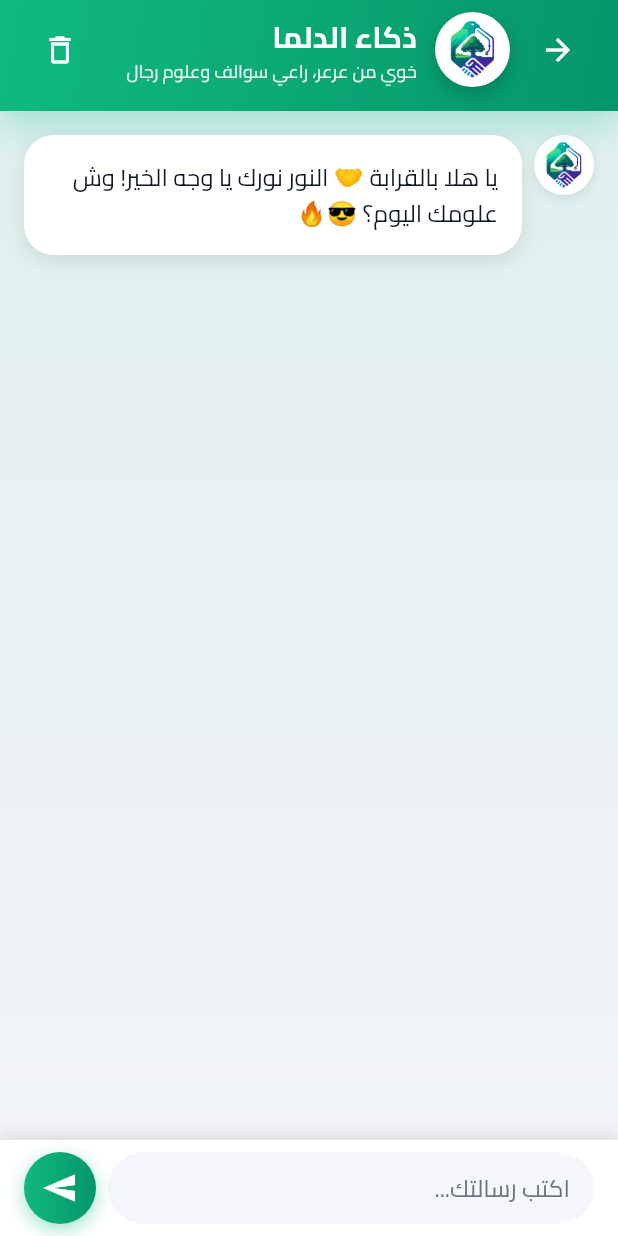
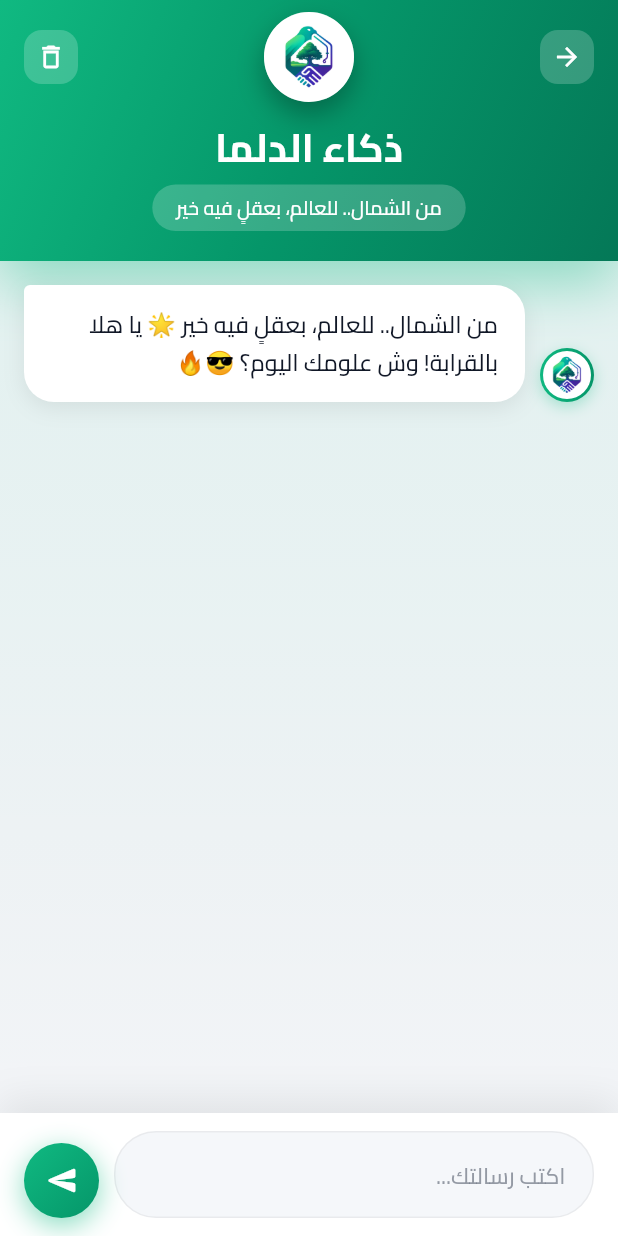
Before and after one commit to kkkrraamm/aldlma, a Flutter app: the DalmaAIPage screen opened directly, on a phone screen of 412 x 824 dp. Run offline on Flutter 3.47's test engine with Material 3 defaults, Android fonts, the phone set to English and light mode, and no system bars; our stand-ins replace cached_network_image, device_info_plus, firebase_core, firebase_messaging, fl_chart, flutter_local_notifications and 10 more; accounts and stored records are empty; network calls fail.

Commit message:
feat: modernize Dalma AI chat UI with enhanced design
- Updated header with centered logo and better layout
- Enhanced message bubbles with modern corners and shadows
- Improved input field with better styling and borders
- Added Hero animation for logo
- Better spacing and visual hierarchy
- Enhanced gradients and shadows throughout

```diff
--- a/lib/dalma_ai_page.dart
+++ b/lib/dalma_ai_page.dart
@@ -55,7 +55,7 @@ class _DalmaAIPageState extends State<DalmaAIPage> with TickerProviderStateMixin
       setState(() {
         _messages.add({
           'role': 'assistant',
-          'content': 'يا هلا بالقرابة 🤝 النور نورك يا وجه الخير! وش علومك اليوم؟ 😎🔥',
+          'content': 'من الشمال.. للعالم، بعقلٍ فيه خير 🌟 يا هلا بالقرابة! وش علومك اليوم؟ 😎🔥',
           'timestamp': DateTime.now().toIso8601String(),
         });
       });
@@ -82,13 +82,14 @@ class _DalmaAIPageState extends State<DalmaAIPage> with TickerProviderStateMixin
     _saveMessages();
 
     try {
-      // إرسال للباك إند
+      // إرسال للباك إند مع Prompt ID
       final response = await http.post(
         Uri.parse('${ApiConfig.baseUrl}/api/dalma-ai/chat'),
         headers: {'Content-Type': 'application/json'},
         body: jsonEncode({
           'message': message,
           'history': _messages.take(_messages.length - 1).toList(),
+          'prompt_id': 'pmpt_68d9e5897e508193a8362567a7e2b1b30556320da57d2e9c',
         }),
       );
 
@@ -229,48 +230,67 @@ class _DalmaAIPageState extends State<DalmaAIPage> with TickerProviderStateMixin
 
   Widget _buildHeader(ThemeConfig theme) {
     return Container(
-      padding: EdgeInsets.only(
-        top: MediaQuery.of(context).padding.top + 8,
-        bottom: 16,
-        left: 16,
-        right: 16,
-      ),
       decoration: BoxDecoration(
-        gradient: const LinearGradient(
-          colors: [Color(0xFF10b981), Color(0xFF059669)],
+        gradient: LinearGradient(
+          colors: [
+            const Color(0xFF10b981),
+            const Color(0xFF059669),
+            const Color(0xFF047857),
+          ],
           begin: Alignment.topLeft,
           end: Alignment.bottomRight,
         ),
         boxShadow: [
           BoxShadow(
-            color: const Color(0xFF10b981).withOpacity(0.3),
-            blurRadius: 20,
-            offset: const Offset(0, 10),
+            color: const Color(0xFF10b981).withOpacity(0.4),
+            blurRadius: 30,
+            offset: const Offset(0, 15),
           ),
         ],
       ),
-      child: Row(
+      child: SafeArea(
+        bottom: false,
+        child: Padding(
+          padding: const EdgeInsets.fromLTRB(8, 8, 8, 20),
+          child: Column(
+            children: [
+              // الصف الأول: زر الرجوع واللوقو والحذف
+              Row(
                 children: [
                   IconButton(
-            icon: const Icon(Icons.arrow_back, color: Colors.white),
+                    icon: Container(
+                      padding: const EdgeInsets.all(8),
+                      decoration: BoxDecoration(
+                        color: Colors.white.withOpacity(0.2),
+                        borderRadius: BorderRadius.circular(12),
+                      ),
+                      child: const Icon(Icons.arrow_back, color: Colors.white, size: 20),
+                    ),
                     onPressed: () => Navigator.pop(context),
                   ),
-          const SizedBox(width: 8),
 
-          // لوقو الدلما
-          Container(
-            width: 50,
-            height: 50,
+                  const Spacer(),
+
+                  // لوقو الدلما مع تأثير
+                  Hero(
+                    tag: 'dalma_logo',
+                    child: Container(
+                      width: 60,
+                      height: 60,
                       decoration: BoxDecoration(
                         color: Colors.white,
                         shape: BoxShape.circle,
                         boxShadow: [
                           BoxShadow(
-                  color: Colors.black.withOpacity(0.2),
-                  blurRadius: 10,
-                  offset: const Offset(0, 5),
+                            color: Colors.black.withOpacity(0.3),
+                            blurRadius: 15,
+                            offset: const Offset(0, 8),
                           ),
                         ],
+                        border: Border.all(
+                          color: Colors.white.withOpacity(0.5),
+                          width: 3,
+                        ),
                       ),
                       child: ClipOval(
                         child: Image.asset(
@@ -279,36 +299,55 @@ class _DalmaAIPageState extends State<DalmaAIPage> with TickerProviderStateMixin
                         ),
                       ),
                     ),
+                  ),
 
-          const SizedBox(width: 12),
-          Expanded(
-            child: Column(
-              crossAxisAlignment: CrossAxisAlignment.start,
-              children: [
+                  const Spacer(),
+
+                  IconButton(
+                    icon: Container(
+                      padding: const EdgeInsets.all(8),
+                      decoration: BoxDecoration(
+                        color: Colors.white.withOpacity(0.2),
+                        borderRadius: BorderRadius.circular(12),
+                      ),
+                      child: const Icon(Icons.delete_outline, color: Colors.white, size: 20),
+                    ),
+                    onPressed: _clearChat,
+                  ),
+                ],
+              ),
+
+              const SizedBox(height: 12),
+
+              // العنوان والوصف
               Text(
                 'ذكاء الدلما',
                 style: GoogleFonts.cairo(
-                    fontSize: 20,
+                  fontSize: 26,
                   fontWeight: FontWeight.bold,
                   color: Colors.white,
+                  letterSpacing: 0.5,
                 ),
               ),
-                Text(
-                  'خوي من عرعر، راعي سوالف وعلوم رجال',
+              const SizedBox(height: 6),
+              Container(
+                padding: const EdgeInsets.symmetric(horizontal: 16, vertical: 6),
+                decoration: BoxDecoration(
+                  color: Colors.white.withOpacity(0.2),
+                  borderRadius: BorderRadius.circular(20),
+                ),
+                child: Text(
+                  'من الشمال.. للعالم، بعقلٍ فيه خير',
                   style: GoogleFonts.cairo(
-                    fontSize: 12,
-                    color: Colors.white.withOpacity(0.9),
+                    fontSize: 13,
+                    color: Colors.white,
+                    fontWeight: FontWeight.w500,
+                  ),
                 ),
               ),
             ],
           ),
         ),
-
-          IconButton(
-            icon: const Icon(Icons.delete_outline, color: Colors.white),
-            onPressed: _clearChat,
-          ),
-        ],
       ),
     );
   }
@@ -352,7 +391,7 @@ class _DalmaAIPageState extends State<DalmaAIPage> with TickerProviderStateMixin
           Padding(
             padding: const EdgeInsets.symmetric(horizontal: 40),
             child: Text(
-              'خوي من عرعر، راعي سوالف وعلوم رجال\nابدأ المحادثة الآن!',
+              'من الشمال.. للعالم، بعقلٍ فيه خير\nابدأ المحادثة الآن!',
               style: GoogleFonts.cairo(
                 fontSize: 16,
                 color: theme.textSecondaryColor,
@@ -372,22 +411,30 @@ class _DalmaAIPageState extends State<DalmaAIPage> with TickerProviderStateMixin
       padding: const EdgeInsets.only(bottom: 16),
       child: Row(
         mainAxisAlignment: isUser ? MainAxisAlignment.end : MainAxisAlignment.start,
-        crossAxisAlignment: CrossAxisAlignment.start,
+        crossAxisAlignment: CrossAxisAlignment.end,
         children: [
           if (!isUser) ...[
             Container(
-              width: 40,
-              height: 40,
+              width: 36,
+              height: 36,
               decoration: BoxDecoration(
-                color: Colors.white,
+                gradient: const LinearGradient(
+                  colors: [Color(0xFF10b981), Color(0xFF059669)],
+                ),
                 shape: BoxShape.circle,
                 boxShadow: [
                   BoxShadow(
-                    color: Colors.black.withOpacity(0.1),
-                    blurRadius: 5,
-                    offset: const Offset(0, 2),
+                    color: const Color(0xFF10b981).withOpacity(0.3),
+                    blurRadius: 8,
+                    offset: const Offset(0, 3),
                   ),
                 ],
+              ),
+              padding: const EdgeInsets.all(2),
+              child: Container(
+                decoration: const BoxDecoration(
+                  color: Colors.white,
+                  shape: BoxShape.circle,
                 ),
                 child: ClipOval(
                   child: Image.asset(
@@ -396,26 +443,34 @@ class _DalmaAIPageState extends State<DalmaAIPage> with TickerProviderStateMixin
                   ),
                 ),
               ),
-            const SizedBox(width: 8),
+            ),
+            const SizedBox(width: 10),
           ],
 
           Flexible(
             child: Container(
-              padding: const EdgeInsets.all(16),
+              padding: const EdgeInsets.symmetric(horizontal: 18, vertical: 14),
               decoration: BoxDecoration(
                 gradient: isUser
                     ? const LinearGradient(
                         colors: [Color(0xFF10b981), Color(0xFF059669)],
+                        begin: Alignment.topLeft,
+                        end: Alignment.bottomRight,
                       )
                     : null,
                 color: isUser ? null : (theme.isDarkMode ? const Color(0xFF1e293b) : Colors.white),
-                borderRadius: BorderRadius.circular(20),
+                borderRadius: BorderRadius.only(
+                  topLeft: Radius.circular(isUser ? 20 : 4),
+                  topRight: Radius.circular(isUser ? 4 : 20),
+                  bottomLeft: const Radius.circular(20),
+                  bottomRight: const Radius.circular(20),
+                ),
                 boxShadow: [
                   BoxShadow(
                     color: isUser
                         ? const Color(0xFF10b981).withOpacity(0.3)
-                        : Colors.black.withOpacity(theme.isDarkMode ? 0.3 : 0.1),
-                    blurRadius: 10,
+                        : Colors.black.withOpacity(theme.isDarkMode ? 0.2 : 0.08),
+                    blurRadius: 12,
                     offset: const Offset(0, 4),
                   ),
                 ],
@@ -423,27 +478,33 @@ class _DalmaAIPageState extends State<DalmaAIPage> with TickerProviderStateMixin
               child: Text(
                 message['content'],
                 style: GoogleFonts.cairo(
-                  fontSize: 16,
+                  fontSize: 15.5,
                   color: isUser ? Colors.white : theme.textPrimaryColor,
-                  height: 1.5,
+                  height: 1.6,
+                  fontWeight: FontWeight.w500,
                 ),
               ),
             ),
           ),
 
           if (isUser) ...[
-            const SizedBox(width: 8),
+            const SizedBox(width: 10),
             Container(
-              width: 40,
-              height: 40,
+              width: 36,
+              height: 36,
               decoration: BoxDecoration(
-                color: theme.primaryColor.withOpacity(0.2),
+                gradient: LinearGradient(
+                  colors: [
+                    theme.primaryColor.withOpacity(0.3),
+                    theme.primaryColor.withOpacity(0.2),
+                  ],
+                ),
                 shape: BoxShape.circle,
               ),
               child: Icon(
-                Icons.person,
+                Icons.person_rounded,
                 color: theme.primaryColor,
-                size: 24,
+                size: 20,
               ),
             ),
           ],
@@ -531,8 +592,8 @@ class _DalmaAIPageState extends State<DalmaAIPage> with TickerProviderStateMixin
   Widget _buildInputField(ThemeConfig theme) {
     return Container(
       padding: EdgeInsets.only(
-        bottom: MediaQuery.of(context).padding.bottom + 8,
-        top: 8,
+        bottom: MediaQuery.of(context).padding.bottom + 12,
+        top: 12,
         left: 16,
         right: 16,
       ),
@@ -540,33 +601,44 @@ class _DalmaAIPageState extends State<DalmaAIPage> with TickerProviderStateMixin
         color: theme.isDarkMode ? const Color(0xFF1e293b) : Colors.white,
         boxShadow: [
           BoxShadow(
-            color: Colors.black.withOpacity(0.1),
-            blurRadius: 10,
-            offset: const Offset(0, -5),
+            color: Colors.black.withOpacity(0.08),
+            blurRadius: 20,
+            offset: const Offset(0, -8),
           ),
         ],
       ),
       child: Row(
+        crossAxisAlignment: CrossAxisAlignment.end,
         children: [
           Expanded(
             child: Container(
-              padding: const EdgeInsets.symmetric(horizontal: 16),
+              constraints: const BoxConstraints(maxHeight: 120),
+              padding: const EdgeInsets.symmetric(horizontal: 18, vertical: 4),
               decoration: BoxDecoration(
                 color: theme.isDarkMode ? const Color(0xFF0f172a) : const Color(0xFFf5f7fa),
-                borderRadius: BorderRadius.circular(25),
+                borderRadius: BorderRadius.circular(28),
+                border: Border.all(
+                  color: theme.isDarkMode
+                      ? Colors.white.withOpacity(0.1)
+                      : Colors.black.withOpacity(0.05),
+                  width: 1,
+                ),
               ),
               child: TextField(
                 controller: _messageController,
                 style: GoogleFonts.cairo(
                   color: theme.textPrimaryColor,
-                  fontSize: 16,
+                  fontSize: 15.5,
+                  fontWeight: FontWeight.w500,
                 ),
                 decoration: InputDecoration(
                   hintText: 'اكتب رسالتك...',
                   hintStyle: GoogleFonts.cairo(
-                    color: theme.textSecondaryColor,
+                    color: theme.textSecondaryColor.withOpacity(0.7),
+                    fontSize: 15,
                   ),
                   border: InputBorder.none,
+                  contentPadding: const EdgeInsets.symmetric(vertical: 12),
                 ),
                 maxLines: null,
                 textInputAction: TextInputAction.send,
@@ -574,24 +646,36 @@ class _DalmaAIPageState extends State<DalmaAIPage> with TickerProviderStateMixin
               ),
             ),
           ),
-          const SizedBox(width: 8),
+          const SizedBox(width: 10),
           Container(
+            width: 50,
+            height: 50,
             decoration: BoxDecoration(
               gradient: const LinearGradient(
                 colors: [Color(0xFF10b981), Color(0xFF059669)],
+                begin: Alignment.topLeft,
+                end: Alignment.bottomRight,
               ),
               shape: BoxShape.circle,
               boxShadow: [
                 BoxShadow(
-                  color: const Color(0xFF10b981).withOpacity(0.4),
-                  blurRadius: 10,
-                  offset: const Offset(0, 4),
+                  color: const Color(0xFF10b981).withOpacity(0.5),
+                  blurRadius: 15,
+                  offset: const Offset(0, 5),
                 ),
               ],
             ),
-            child: IconButton(
-              icon: const Icon(Icons.send, color: Colors.white),
-              onPressed: _sendMessage,
+            child: Material(
+              color: Colors.transparent,
+              child: InkWell(
+                borderRadius: BorderRadius.circular(25),
+                onTap: _sendMessage,
+                child: const Icon(
+                  Icons.send_rounded,
+                  color: Colors.white,
+                  size: 22,
+                ),
+              ),
             ),
           ),
         ],
```
Lines whose indentation alone changed are shown as unchanged.
